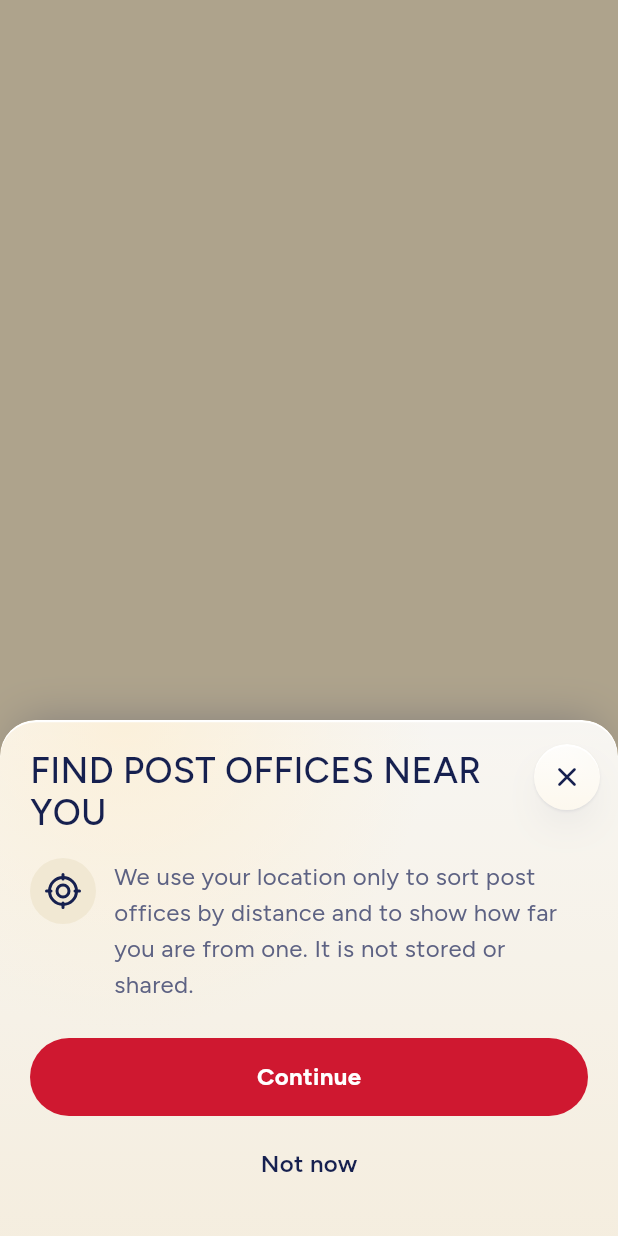
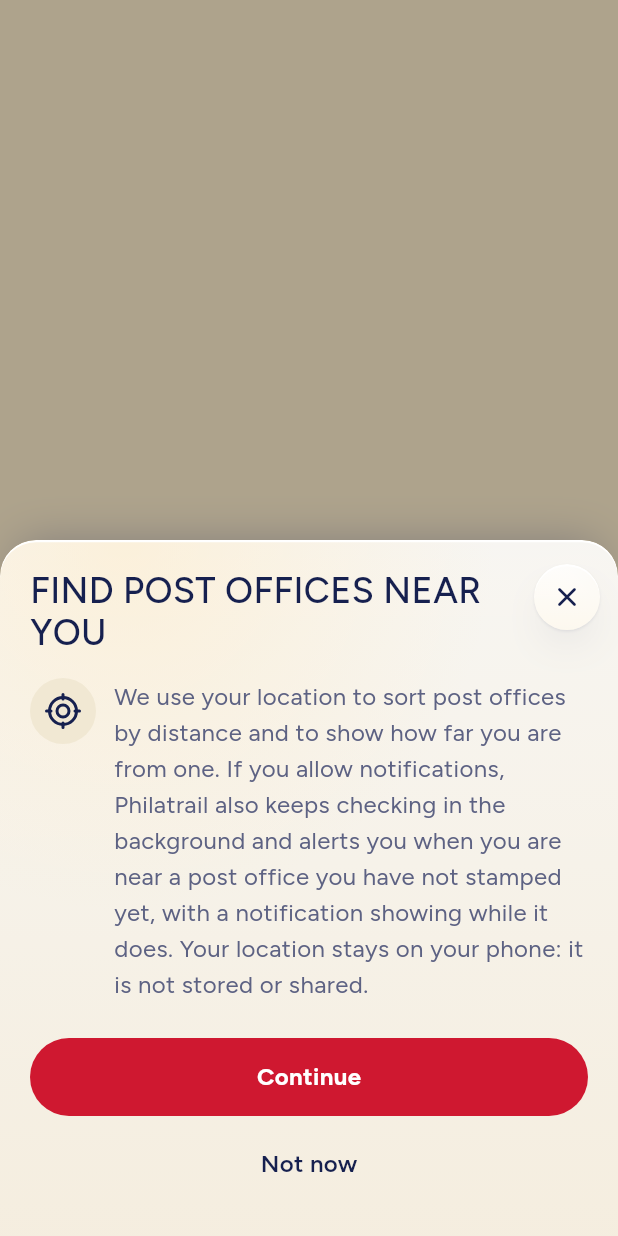
Before and after one commit to karnatakaphilatelist/karnatakaphilatelist, a Flutter app: what showLocationSheet() shows on an empty page, opened directly with empty values, on a phone screen of 412 x 824 dp. Run offline on Flutter 3.47's test engine with Material 3 defaults, Android fonts, the phone set to English and light mode, and no system bars; our stand-ins replace flutter_local_notifications, flutter_map, flutter_svg, geolocator, google_sign_in, image_picker and 5 more; missing offline and left inert: flutter_foreground_task, home_widget; accounts and stored records are empty.

Commit message:
Flutter: honest no-fix location message, no permission prompts before disclosure, hide unconfigured Google button; build 103
Co-Authored-By: Claude Sonnet 5.5 <noreply@anthropic.com>
Claude-Session: https://claude.ai/code/session_01NSU5CTeh2iukaLAEa4MAwB

```diff
--- a/flutter_app/lib/data/auth_controller.dart
+++ b/flutter_app/lib/data/auth_controller.dart
@@ -80,6 +80,10 @@ class AuthController extends ChangeNotifier {
     notifyListeners();
   }
 
+  /// False in builds made without GOOGLE_WEB_CLIENT_ID; the sign-in sheet
+  /// then hides the Google button instead of showing one that always errors.
+  static bool get googleSignInConfigured => _googleWebClientId.isNotEmpty;
+
   Future<void> signInWithGoogle() async {
     if (_googleWebClientId.isEmpty) {
       throw Exception(
--- a/flutter_app/lib/features/auth/sign_in_sheet.dart
+++ b/flutter_app/lib/features/auth/sign_in_sheet.dart
@@ -362,6 +362,7 @@ class _SignInSheetState extends State<_SignInSheet> {
       return Column(
         crossAxisAlignment: CrossAxisAlignment.stretch,
         children: [
+          if (AuthController.googleSignInConfigured) ...[
           GestureDetector(
             onTap: _openingGoogle ? null : _handleGoogle,
             child: Opacity(
@@ -386,6 +387,7 @@ class _SignInSheetState extends State<_SignInSheet> {
             ),
           ),
           const SizedBox(height: 12),
+          ],
           _PrimaryPillButton(label: 'Continue with email', icon: AppIcon.mail, onTap: () => setState(() => _step = _Step.email)),
           if (_error != null) ...[
             const SizedBox(height: 12),
--- a/flutter_app/lib/features/explore/location_sheet.dart
+++ b/flutter_app/lib/features/explore/location_sheet.dart
@@ -4,7 +4,10 @@ import '../../theme/app_theme.dart';
 import '../../widgets/app_icons.dart';
 import '../../widgets/app_sheet.dart';
 
-enum LocationSheetMode { prime, denied }
+/// [noFix]: permission is granted but the phone returned no position (indoors,
+/// no signal, an emulator with no point set) — saying "Location is off" there
+/// sent people to settings that were already right.
+enum LocationSheetMode { prime, denied, noFix }
 
 /// Port of src/components/explore/LocationSheet.tsx: plain-words sheets around
 /// the location permission, so the system prompt is never a surprise.
@@ -15,7 +18,11 @@ Future<void> showLocationSheet(
 }) {
   return showAppSheet<void>(
     context,
-    title: mode == LocationSheetMode.denied ? 'Location is off' : 'Find post offices near you',
+    title: switch (mode) {
+      LocationSheetMode.denied => 'Location is off',
+      LocationSheetMode.noFix => "Can't find you yet",
+      LocationSheetMode.prime => 'Find post offices near you',
+    },
     builder: (sheetContext) => switch (mode) {
       LocationSheetMode.prime => Column(
           mainAxisSize: MainAxisSize.min,
@@ -34,7 +41,9 @@ Future<void> showLocationSheet(
                 const SizedBox(width: 12),
                 const Expanded(
                   child: Text(
-                    'We use your location only to sort post offices by distance and to show how far you are from one. It is not stored or shared.',
+                    'We use your location to sort post offices by distance and to show how far you are from one. '
+                    'If you allow notifications, Philatrail also keeps checking in the background and alerts you when you are near a post office you have not stamped yet, with a notification showing while it does. '
+                    'Your location stays on your phone: it is not stored or shared.',
                     style: TextStyle(fontSize: 16, height: 24 / 16, color: AppColors.muted),
                   ),
                 ),
@@ -54,22 +63,25 @@ Future<void> showLocationSheet(
             _SheetButton(label: 'Not now', minHeight: 48, onTap: () => Navigator.of(sheetContext).pop()),
           ],
         ),
-      LocationSheetMode.denied => Column(
+      LocationSheetMode.denied || LocationSheetMode.noFix => Column(
           mainAxisSize: MainAxisSize.min,
           crossAxisAlignment: CrossAxisAlignment.stretch,
           children: [
             Container(
               padding: const EdgeInsets.all(16),
               decoration: BoxDecoration(color: AppColors.warnSoft, borderRadius: BorderRadius.circular(16)),
-              child: const Row(
+              child: Row(
                 crossAxisAlignment: CrossAxisAlignment.start,
                 children: [
                   Padding(padding: EdgeInsets.only(top: 2), child: AppIconView(AppIcon.alert, size: 20, color: AppColors.warn)),
                   SizedBox(width: 12),
                   Expanded(
                     child: Text(
-                      "To see what is near you, open your phone's Settings, choose this app, then turn Location on. "
-                      'You can still browse and search every post office.',
+                      mode == LocationSheetMode.noFix
+                          ? "Your phone couldn't get a position just now. Try again in a moment, or step outside or "
+                              'near a window. You can still browse and search every post office.'
+                          : "To see what is near you, open your phone's Settings, choose this app, then turn Location on. "
+                              'You can still browse and search every post office.',
                       style: TextStyle(fontSize: 14, height: 20 / 14, color: AppColors.warn),
                     ),
                   ),
--- a/flutter_app/pubspec.yaml
+++ b/flutter_app/pubspec.yaml
@@ -7,7 +7,7 @@ publish_to: "none"
 # (v1.0.4) was drafted but not yet sent for review, release 5 (v1.0.2) is the
 # one currently live to testers. Using 8 (not 6) keeps this safe even if 7
 # ships first. Confirm/bump this again before the first real Flutter build.
-version: 1.1.0+102
+version: 1.1.0+103
 
 environment:
   sdk: ">=3.4.0 <4.0.0"
```
Also changed, not shown: flutter_app/lib/data/nearby_notifications.dart (+8 -0 lines), flutter_app/lib/features/explore/explore_screen.dart (+7 -1 lines).
